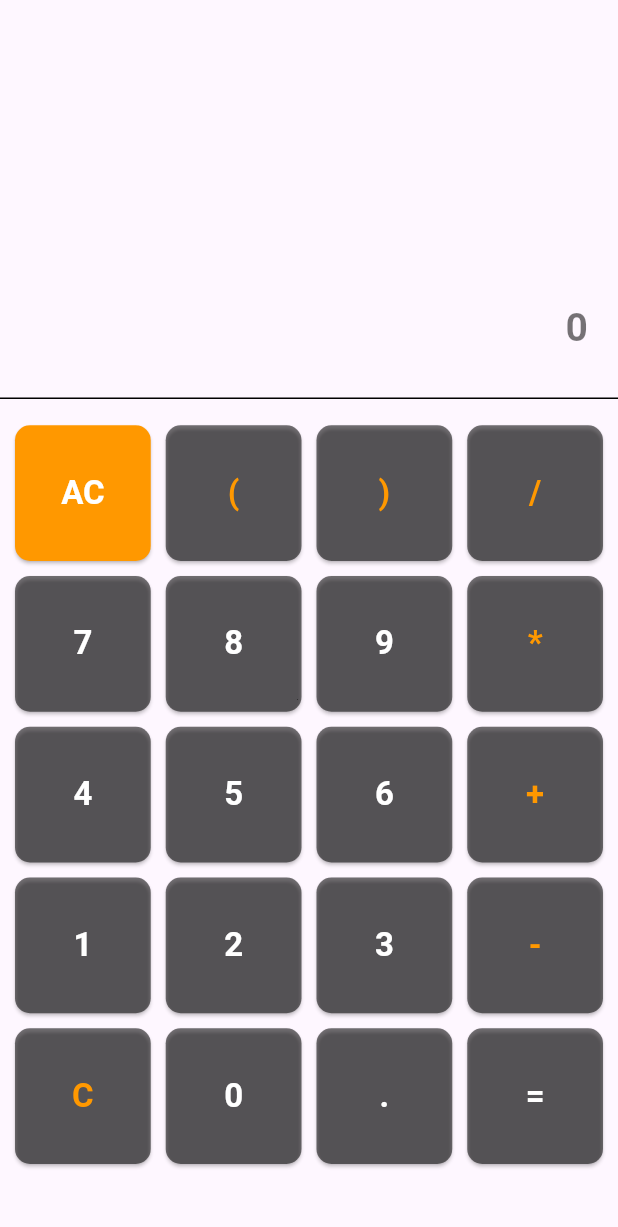
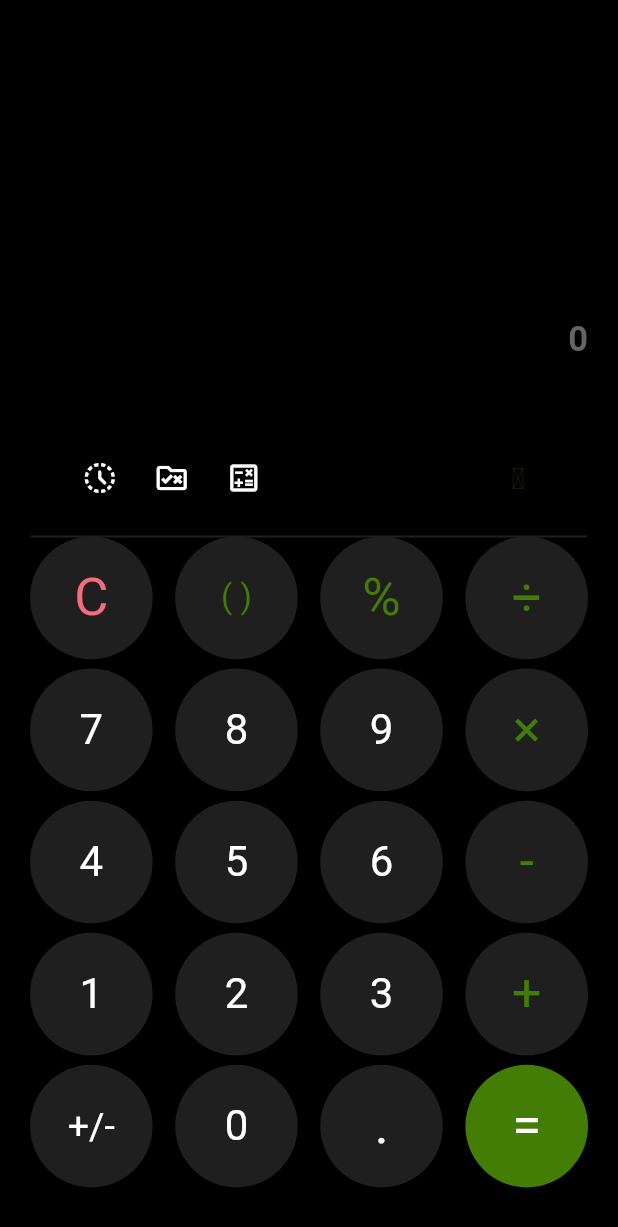
Before and after one commit to yahiabgd/calculator, a Flutter app: the screen it shows after launch, on a phone screen of 412 x 824 dp. Shown: the top 1227 px of the screen. Run offline on Flutter 3.47's test engine with Material 2 defaults, Android fonts, the phone set to English and light mode, and no system bars; our stand-ins replace gap; missing offline and left inert: function_tree.

Commit message:
add historique option

```diff
--- a/lib/calculator.dart
+++ b/lib/calculator.dart
@@ -1,10 +1,12 @@
-import 'package:flutter/foundation.dart';
 import 'package:flutter/material.dart';
 import 'package:function_tree/function_tree.dart';
+import 'package:gap/gap.dart';
+import 'historyList.dart';
+import 'package:test1/my_flutter_app_icons.dart';
+import 'history.dart';
 
 class Calculator extends StatefulWidget {
   const Calculator({super.key});
-
   @override
   State<Calculator> createState() => _CalculatorState();
 }
@@ -14,25 +16,28 @@ class _CalculatorState extends State<Calculator> {
   String result = '0';
   int brackets = 0;
   int position = -1; // to memorise first opened bracket
+  bool enabledBackSpace = false;
+  bool history = false;
+  List<History> myhistory = [];
 
   List<String> buttonlist = [
-    'AC',
-    '(',
-    ')',
-    '/',
+    'C',
+    '( )',
+    '%',
+    '÷',
     '7',
     '8',
     '9',
-    '*',
+    '×',
     '4',
     '5',
     '6',
-    '+',
+    '-',
     '1',
     '2',
     '3',
-    '-',
-    'C',
+    '+',
+    '+/-',
     '0',
     '.',
     '='
@@ -41,27 +46,22 @@ class _CalculatorState extends State<Calculator> {
   @override
   Widget build(BuildContext context) {
     return Scaffold(
+      backgroundColor: Colors.black,
       body: Column(
         children: [
           SizedBox(
-            height: MediaQuery.of(context).size.height / 3.2,
+            height: MediaQuery.of(context).size.height / 3,
             child: Container(
               alignment: Alignment.centerRight,
               child: Column(
-                mainAxisAlignment: MainAxisAlignment.end,
+                mainAxisAlignment: MainAxisAlignment.start,
                 crossAxisAlignment: CrossAxisAlignment.end,
                 children: [
-                  // Container(
-                  //   padding: const EdgeInsets.all(20),
-                  //   child: Text(
-                  //     input,
-                  //     style: const TextStyle(
-                  //         fontSize: 30, fontWeight: FontWeight.bold),
-                  //   ),
-                  // ),
                   Container(
-                    padding: const EdgeInsets.all(20),
+                    padding: EdgeInsets.fromLTRB(
+                        20, MediaQuery.of(context).size.height / 10, 20, 20),
                     child: TextField(
+                      style: const TextStyle(fontSize: 40, color: Colors.white),
                       readOnly: true,
                       showCursor: true,
                       controller: input,
@@ -70,12 +70,13 @@ class _CalculatorState extends State<Calculator> {
                     ),
                   ),
                   Container(
-                    padding: const EdgeInsets.all(20),
+                    padding: EdgeInsets.fromLTRB(
+                        0, MediaQuery.of(context).size.height / 13, 20, 0),
                     child: Text(
                       result,
                       style: const TextStyle(
-                          fontSize: 26,
-                          color: Colors.black54,
+                          fontSize: 23,
+                          color: Color(0xFF646464),
                           fontWeight: FontWeight.w600),
                     ),
                   )
@@ -83,22 +84,110 @@ class _CalculatorState extends State<Calculator> {
               ),
             ),
           ),
-          const Divider(
-            color: Colors.black,
+          Gap(20),
+          Row(
+            mainAxisAlignment: MainAxisAlignment.spaceAround,
+            children: [
+              Padding(
+                padding: const EdgeInsets.only(right: 50),
+                child: Row(
+                  mainAxisAlignment: MainAxisAlignment.spaceBetween,
+                  children: [
+                    IconButton(
+                        onPressed: () {
+                          setState(() {
+                            history = !history;
+                          });
+                        },
+                        splashRadius: 23,
+                        icon: Icon(
+                          history
+                              ? Icons.calculate_outlined
+                              : Icons.history_toggle_off_rounded,
+                          color: Colors.white,
+                        )),
+                    // IconButton(
+                    //     onPressed: () {},
+                    //     icon: const Icon(
+                    //       Icons.history_toggle_off_rounded,
+                    //       color: Colors.white,
+                    //     )),
+                    IconButton(
+                        splashRadius: 23,
+                        onPressed: () {},
+                        icon: const Icon(
+                          Icons.rule_folder_outlined,
+                          color: Colors.white,
+                        )),
+                    IconButton(
+                        splashRadius: 20,
+                        onPressed: () {},
+                        icon: const Icon(
+                          Icons.calculate_outlined,
+                          color: Colors.white,
+                        ))
+                  ],
+                ),
+              ),
+              Row(
+                mainAxisAlignment: MainAxisAlignment.end,
+                children: [
+                  IconButton(
+                      splashRadius: 23,
+                      onPressed: !enabledBackSpace
+                          ? null
+                          : () {
+                              setState(() {
+                                backSpace();
+                              });
+                            },
+                      iconSize: 20,
+                      icon: Icon(
+                        MyFlutterApp.backspace,
+                        color: enabledBackSpace
+                            ? const Color(0xFF437D05)
+                            : const Color.fromARGB(255, 29, 47, 10),
+                      ))
+                ],
+              ),
+            ],
           ),
           Expanded(
-            child: Container(
-              padding: const EdgeInsets.all(10),
-              child: GridView.builder(
-                itemCount: buttonlist.length,
-                gridDelegate: const SliverGridDelegateWithFixedCrossAxisCount(
-                    crossAxisCount: 4,
-                    crossAxisSpacing: 10,
-                    mainAxisSpacing: 10),
-                itemBuilder: (BuildContext context, int index) {
-                  return CustomButton(buttonlist[index]);
-                },
-              ),
+            child: Stack(
+              children: [
+                Align(
+                  alignment: Alignment.topCenter,
+                  child: SizedBox(
+                    height: 30,
+                    width: MediaQuery.of(context).size.width * 0.9,
+                    child: const Divider(
+                      color: Color(0xff1f1f1f),
+                      thickness: 1.4,
+                    ),
+                  ),
+                ),
+                Container(
+                  padding: const EdgeInsets.fromLTRB(20, 15, 20, 0),
+                  child: GridView.builder(
+                    itemCount: buttonlist.length,
+                    physics: const NeverScrollableScrollPhysics(),
+                    gridDelegate:
+                        const SliverGridDelegateWithFixedCrossAxisCount(
+                            crossAxisCount: 4,
+                            crossAxisSpacing: 15,
+                            mainAxisSpacing: 6.3),
+                    itemBuilder: (BuildContext context, int index) {
+                      return customButton(buttonlist[index]);
+                    },
+                  ),
+                ),
+                HistoryList(
+                  history: history,
+                  myhistory: myhistory,
+                  input: input,
+                  onResult: _onChangedResult,
+                ),
+              ],
             ),
           ),
         ],
@@ -106,16 +195,16 @@ class _CalculatorState extends State<Calculator> {
     );
   }
 
-  Widget CustomButton(String txt) {
+  Widget customButton(String txt) {
     return SizedBox(
       child: ElevatedButton(
         style: ElevatedButton.styleFrom(
             shape:
-                RoundedRectangleBorder(borderRadius: BorderRadius.circular(10)),
+                RoundedRectangleBorder(borderRadius: BorderRadius.circular(50)),
             backgroundColor: getbg(txt),
-            textStyle: const TextStyle(
-              fontSize: 22,
-              fontWeight: FontWeight.bold,
+            textStyle: TextStyle(
+              fontSize: iconSize(txt),
+              fontWeight: FontWeight.normal,
             )),
         onPressed: () {
           setState(() {
@@ -130,91 +219,98 @@ class _CalculatorState extends State<Calculator> {
     );
   }
 
+  double? iconSize(String txt) {
+    if (txt == '+/-') return 25;
+    if (txt == '( )') return 22;
+    if (txt.isNotEmpty && txt.codeUnitAt(0) >= 48 && txt.codeUnitAt(0) <= 57) {
+      return 28;
+    }
+    return 35;
+  }
+
+// logical part :
+
   void buttonstat(String txt) {
     var pos = input.selection.base.offset;
     if (pos == -1) {
       pos = input.text.length;
     }
-    if (txt == 'AC') {
+    if (txt == 'C') {
       input.clear();
       result = '0';
       brackets = 0;
       position = -1;
+      enabledBackSpace = false;
       return;
     }
-    if (txt == 'C') {
-      if (input.text.isEmpty || pos == 0) return;
-      if (input.text[pos - 1] == '(') {
-        brackets--;
-      }
-      if (input.text[pos - 1] == ')') {
-        brackets++;
-      }
-      var pre = input.text.substring(0, pos - 1);
-      var suf = input.text.substring(pos, input.text.length);
-      input.text = pre + suf;
-      result = getresult(input.text, brackets);
-      return;
-    }
+
     if (txt == '=') {
       result = getresult(input.text, brackets);
-
+      input.text != result
+          ? myhistory.add(History(equation: input.text, answer: result))
+          : null;
       input.text = result;
       brackets = 0;
       return;
     }
-
-    if (txt == '(') {
+    enabledBackSpace = true;
+    if (txt == '( )') {
       print(brackets);
+      print('pos = $pos');
       if (pos == 0 || input.text[pos - 1] == '(') {
         position = (pos == 0) ? 0 : position;
+        brackets++;
+        input.text =
+            '${input.text.substring(0, pos)}(${input.text.substring(pos, input.text.length)}';
+        input.selection =
+            TextSelection.fromPosition(TextPosition(offset: pos + 1));
+        return;
+      }
+      if (input.text[pos - 1] == '+' ||
+          input.text[pos - 1] == '-' ||
+          input.text[pos - 1] == '×' ||
+          input.text[pos - 1] == '÷') {
         brackets++;
         input.text =
             '${input.text.substring(0, pos)}(${input.text.substring(pos, input.text.length)}';
         return;
       }
       if (brackets == 0) {
-        brackets++;
+        print(brackets);
         int? number = int.tryParse(input.text[pos - 1]);
         position = (pos < position || position == -1) ? pos : position;
         if (number != null || input.text[pos - 1] == ')') {
-          print(input.text[input.text.length - 1]);
-
+          //print(input.text[input.text.length - 1]);
+          brackets++;
           input.text =
-              '${input.text.substring(0, pos)}*(${input.text.substring(pos, input.text.length)}';
+              '${input.text.substring(0, pos)}×(${input.text.substring(pos, input.text.length)}';
+          input.selection =
+              TextSelection.fromPosition(TextPosition(offset: pos + 2));
           return;
         }
       } else {
-        if (input.text[pos - 1] == '+' ||
-            input.text[pos - 1] == '-' ||
-            input.text[pos - 1] == '*' ||
-            input.text[pos - 1] == '/') {
-          brackets++;
-          input.text =
-              '${input.text.substring(0, pos)}(${input.text.substring(pos, input.text.length)}';
+        if (pos == input.text.length) {
+          input.text += ')';
         } else {
-          if (pos == input.text.length) {
-            input.text += ')';
+          if (pos < position) {
+            position = pos;
+            brackets++;
+            input.text =
+                '${input.text.substring(0, pos)}×(${input.text.substring(pos, input.text.length)}';
+
+            return;
           } else {
-            if (pos < position) {
-              position = pos;
-              brackets++;
-              input.text =
-                  '${input.text.substring(0, pos)}*(${input.text.substring(pos, input.text.length)}';
-              return;
-            } else {
-              input.text =
-                  '${input.text.substring(0, pos)})*${input.text.substring(pos, input.text.length)}';
-            }
+            input.text =
+                '${input.text.substring(0, pos)})×${input.text.substring(pos, input.text.length)}';
           }
-          brackets--;
         }
+        brackets--;
         return;
       }
     }
-    if (txt == '/' || txt == '*' || txt == '+' || txt == '-') {
-      if (input.text[pos - 1] == '/' ||
-          input.text[pos - 1] == '*' ||
+    if (txt == '÷' || txt == '×' || txt == '+' || txt == '-') {
+      if (input.text[pos - 1] == '÷' ||
+          input.text[pos - 1] == '×' ||
           input.text[pos - 1] == '+' ||
           input.text[pos - 1] == '-') {
         input.text = input.text.substring(0, pos - 1) +
@@ -225,48 +321,87 @@ class _CalculatorState extends State<Calculator> {
             txt +
             input.text.substring(pos, input.text.length);
       }
+      input.selection =
+          TextSelection.fromPosition(TextPosition(offset: pos + 1));
+      return;
+    }
+    if (txt == '+/-') {
       return;
     }
     if (pos != 0 && input.text[pos - 1] == ')') {
       input.text =
-          '${input.text.substring(0, pos)}*$txt${input.text.substring(pos, input.text.length)}';
+          '${input.text.substring(0, pos)}×$txt${input.text.substring(pos, input.text.length)}';
       return;
     }
     input.text = input.text.substring(0, pos) +
         txt +
         input.text.substring(pos, input.text.length);
-
+    input.selection = TextSelection.fromPosition(TextPosition(offset: pos + 1));
     result = getresult(input.text, brackets);
   }
 
   getbg(String texte) {
-    if (texte == 'AC') {
-      return Colors.orange;
+    if (texte == '=') {
+      return const Color(0xFF437d05);
     }
-    return Colors.black54;
+    return const Color(0xFF1f1f1f);
   }
 
   getcolor(String text) {
-    if (text == 'AC') {
-      return Colors.white;
+    if (text == 'C') {
+      return const Color(0xFFF56C7F);
     }
-    if (text == '(' ||
-        text == ')' ||
-        text == '/' ||
-        text == '*' ||
+    if (text == '( )' ||
+        text == '%' ||
+        text == '÷' ||
+        text == '×' ||
         text == '+' ||
         text == '-' ||
         text == 'C') {
-      return Colors.orange;
+      return const Color(0xFF437D05);
     }
     return Colors.white;
   }
 
   String getresult(String input, int n) {
-    for (int i = 0; i < n; i++) {
-      input += ')';
+    if (input == '') {
+      enabledBackSpace = false;
+      return '';
     }
+    input =
+        input.replaceAll('×', '*').replaceAll('÷', '/').replaceAll('%', '/100');
 
-    return (input).interpret().toString();
+    input += ')' * n;
+    return (input).interpret().toString().endsWith('.0')
+        ? (input).interpret().toString().replaceAll('.0', '')
+        : (input).interpret().toString();
+  }
+
+  backSpace() {
+    var pos = input.selection.base.offset;
+    //print(pos);
+    if (pos == -1) {
+      pos = input.text.length;
+    }
+    if (input.text.isEmpty || pos == 0) return;
+    if (input.text[pos - 1] == '(') {
+      brackets--;
+    }
+    if (input.text[pos - 1] == ')') {
+      brackets++;
+    }
+    var pre = input.text.substring(0, pos - 1);
+    var suf = input.text.substring(pos, input.text.length);
+    input.text = pre + suf;
+    input.selection = TextSelection.fromPosition(TextPosition(offset: pos - 1));
+    //print(input.text);
+    result = getresult(input.text, brackets);
+    return;
+  }
+
+  void _onChangedResult() {
+    setState(() {
+      result = getresult(input.text, brackets);
+    });
   }
 }
--- /dev/null
+++ b/lib/history.dart
@@ -0,0 +1,13 @@
+// ignore_for_file: public_member_api_docs, sort_constructors_first
+
+class History {
+  String equation;
+  String answer;
+  History({
+    required this.equation,
+    required this.answer,
+  });
+
+  @override
+  String toString() => 'History(equation: $equation, answer: $answer)';
+}
--- a/lib/main.dart
+++ b/lib/main.dart
@@ -1,5 +1,6 @@
 import 'package:flutter/material.dart';
 import 'package:test1/calculator.dart';
+//import 'package:test1/test.dart';
 
 void main() {
   runApp(const MyApp());
@@ -11,14 +12,15 @@ class MyApp extends StatelessWidget {
   // This widget is the root of your application.
   @override
   Widget build(BuildContext context) {
-    return MaterialApp(
+    return const MaterialApp(
       title: 'Flutter Demo',
       debugShowCheckedModeBanner: false,
-      theme: ThemeData(
-        colorScheme: ColorScheme.fromSeed(seedColor: Colors.deepPurple),
-        useMaterial3: true,
-      ),
-      home: const Calculator(),
+      // theme: ThemeData(
+      //   colorScheme: ColorScheme.fromSeed(seedColor: Colors.deepPurple),
+      //   useMaterial3: true,
+      // ),
+      //home: const Calculator(),
+      home: Calculator(),
     );
   }
 }
--- /dev/null
+++ b/lib/my_flutter_app_icons.dart
@@ -0,0 +1,34 @@
+/// Flutter icons MyFlutterApp
+/// Copyright (C) 2023 by original authors @ fluttericon.com, fontello.com
+/// This font was generated by FlutterIcon.com, which is derived from Fontello.
+///
+/// To use this font, place it in your fonts/ directory and include the
+/// following in your pubspec.yaml
+///
+/// flutter:
+///   fonts:
+///    - family:  MyFlutterApp
+///      fonts:
+///       - asset: fonts/MyFlutterApp.ttf
+///
+///
+/// * Material Design Icons, Copyright (C) Google, Inc
+///         Author:    Google
+///         License:   Apache 2.0 (https://www.apache.org/licenses/LICENSE-2.0)
+///         Homepage:  https://design.google.com/icons/
+/// * Font Awesome 5, Copyright (C) 2016 by Dave Gandy
+///         Author:    Dave Gandy
+///         License:   SIL (https://github.com/FortAwesome/Font-Awesome/blob/master/LICENSE.txt)
+///         Homepage:  http://fortawesome.github.com/Font-Awesome/
+///
+import 'package:flutter/widgets.dart';
+
+class MyFlutterApp {
+  MyFlutterApp._();
+
+  static const _kFontFam = 'MyFlutterApp';
+  static const String? _kFontPkg = null;
+
+  static const IconData backspace = IconData(0xe801, fontFamily: _kFontFam, fontPackage: _kFontPkg);
+  static const IconData backspace_1 = IconData(0xf55a, fontFamily: _kFontFam, fontPackage: _kFontPkg);
+}
--- a/pubspec.yaml
+++ b/pubspec.yaml
@@ -36,6 +36,7 @@ dependencies:
   # Use with the CupertinoIcons class for iOS style icons.
   cupertino_icons: ^1.0.2
   function_tree: ^0.8.13
+  gap: ^3.0.1
 
 dev_dependencies:
   flutter_test:
```
Also changed, not shown: lib/historyList.dart (added, +109 -0 lines), pubspec.lock.
